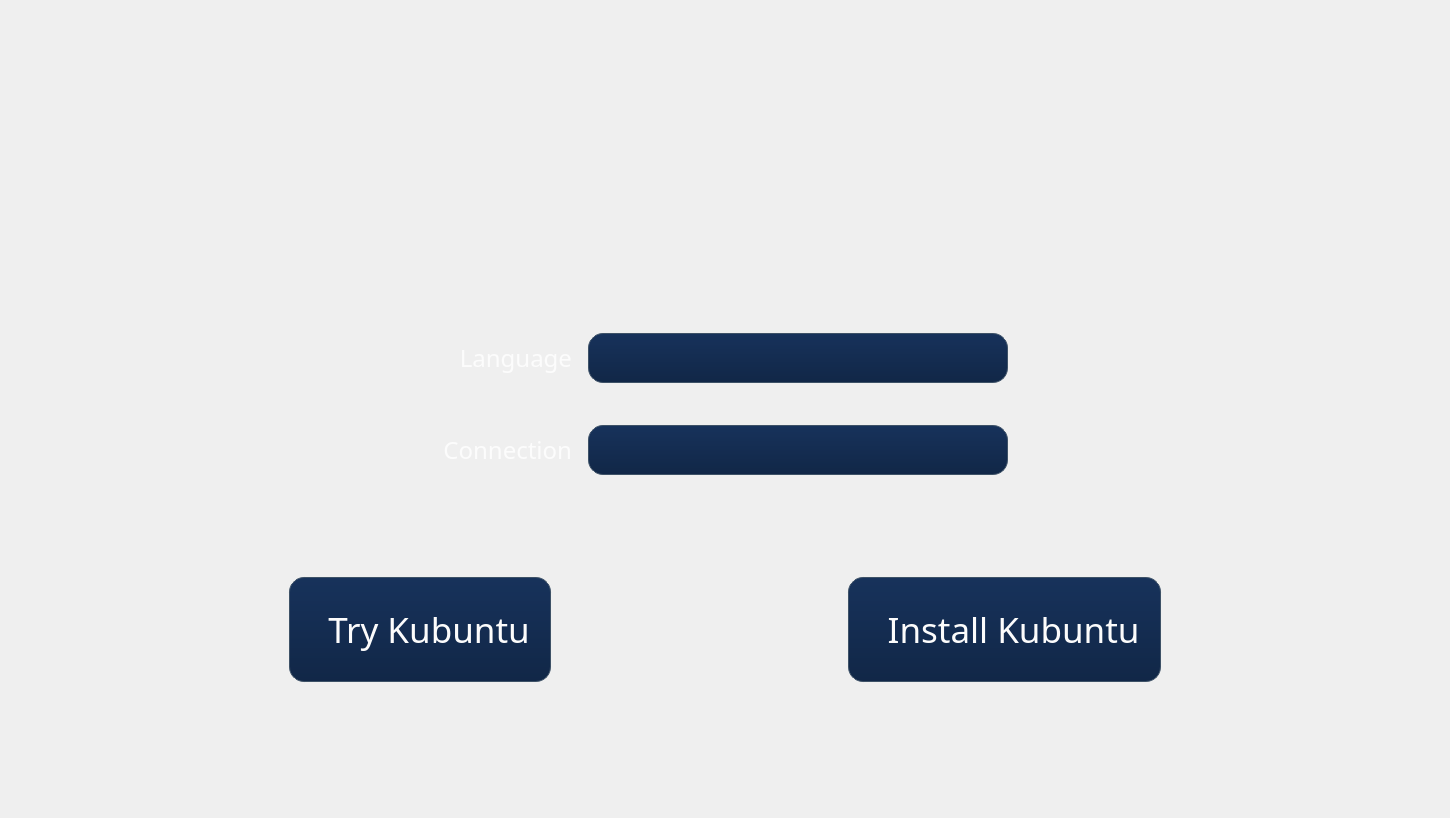
The window that src/installerprompt.ui (zitzhen/kzhento-installer-prompt) describes before a commit, drawn with Qt 5.
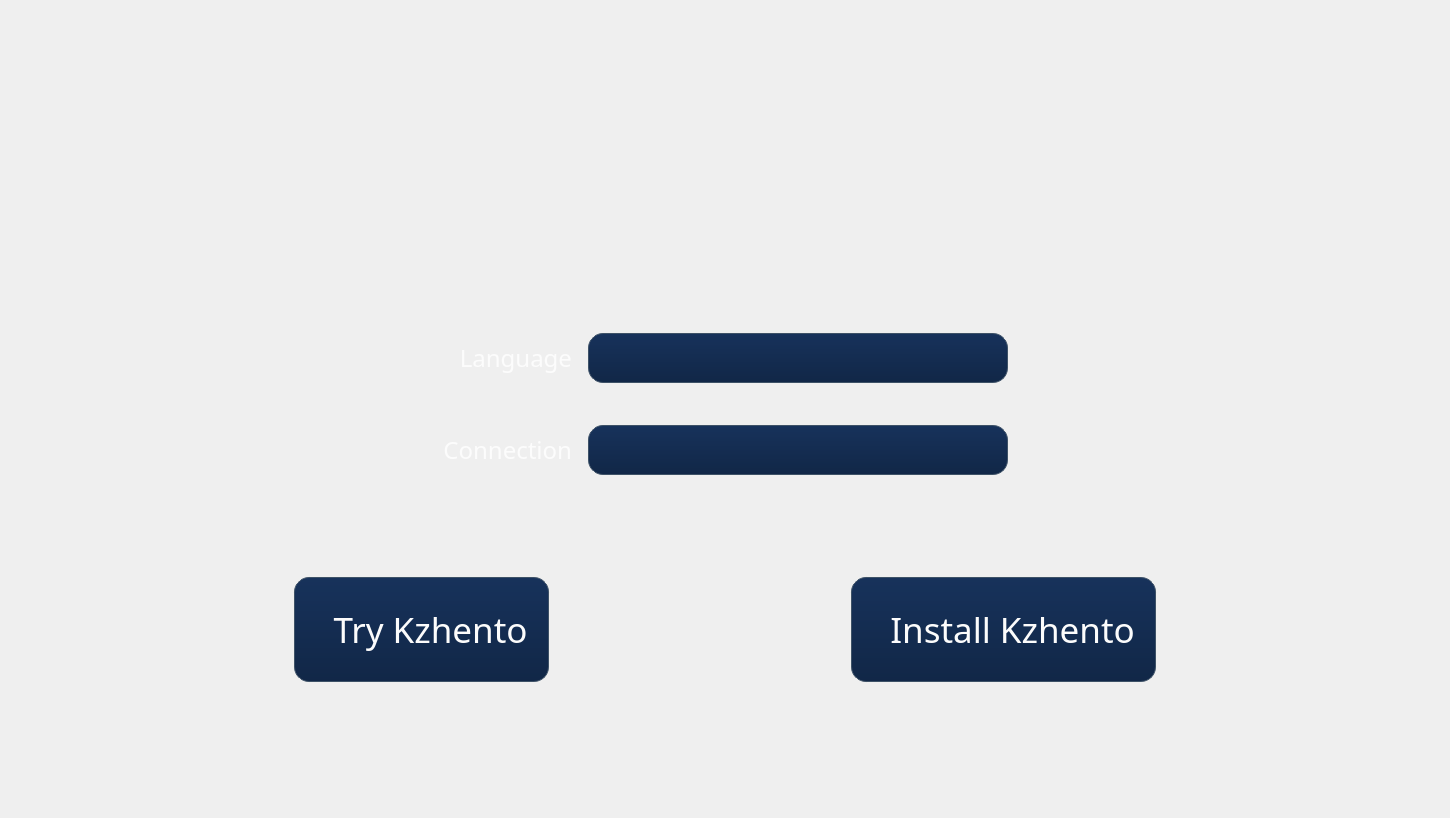
The same window after the commit. Icons and pictures are not drawn.

Commit message:
ui: rebrand installer strings to Kzhento
Replace user-facing Kubuntu wording on the welcome screen, all four
dialogs and the live session entry. Widget object names and executable
names are left intact to avoid breaking the shell scripts and builds.

The edit to the form file:
```diff
--- a/src/installerprompt.ui
+++ b/src/installerprompt.ui
@@ -506,7 +506,7 @@
          <bool>false</bool>
         </property>
         <property name="text">
-         <string>  Try Kubuntu</string>
+         <string>  Try Kzhento</string>
         </property>
         <property name="icon">
          <iconset resource="resource.qrc">
@@ -564,7 +564,7 @@
          <bool>false</bool>
         </property>
         <property name="text">
-         <string>  Install Kubuntu</string>
+         <string>  Install Kzhento</string>
         </property>
         <property name="icon">
          <iconset resource="resource.qrc">
```
Left out of the diff: 6 changed lines with no effect on the pictures. The commit also changes 6 other files.
